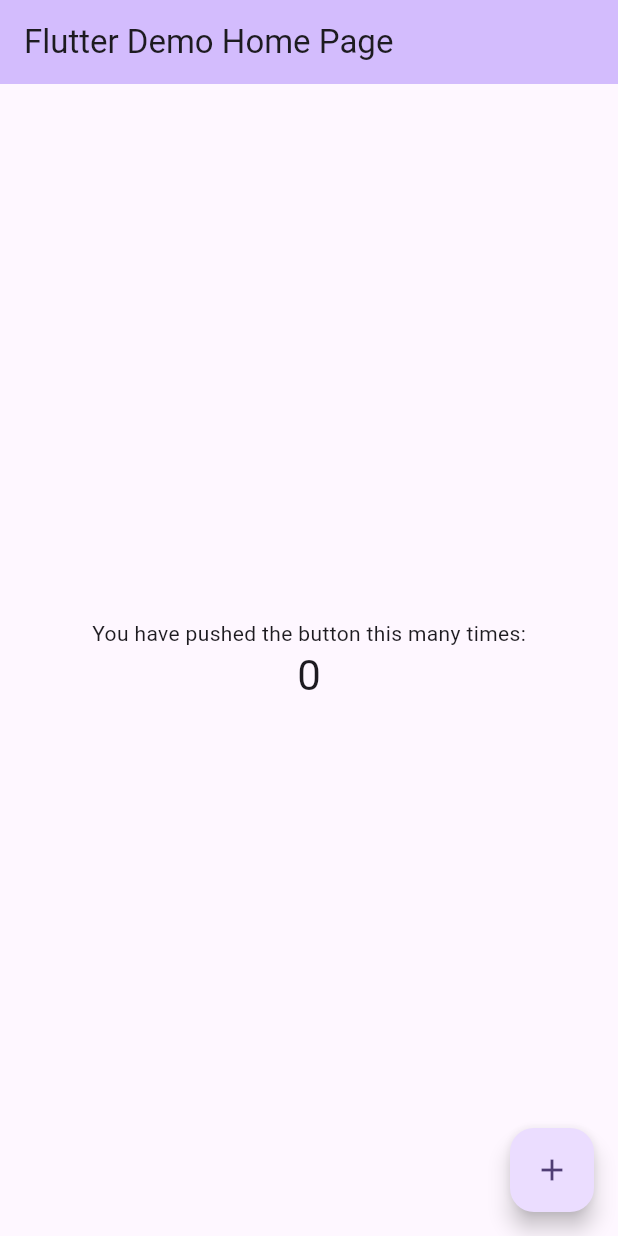
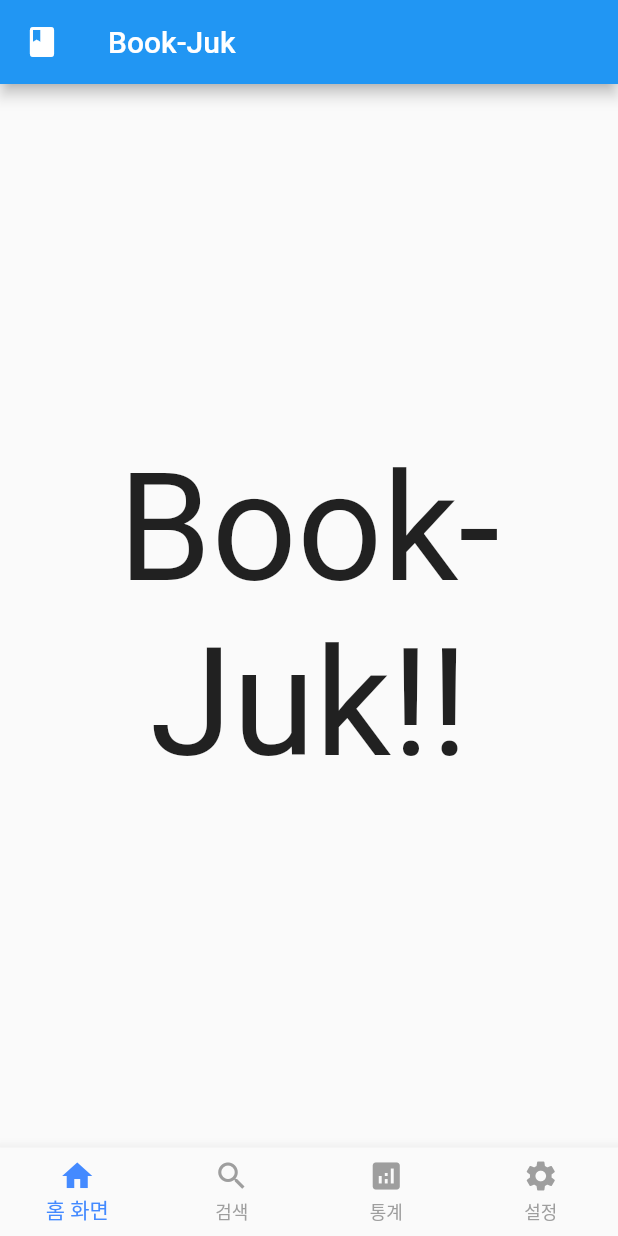
Before and after one commit to 2023-2-CAU-AI-MP-TeamProject/book_juk, a Flutter app: the screen it shows after launch, on a phone screen of 412 x 824 dp. Run offline on Flutter 3.47's test engine with Material 2 defaults, Android fonts, the phone set to English and light mode, and no system bars.

Commit message:
기본 UI 구현

```diff
--- a/lib/main.dart
+++ b/lib/main.dart
@@ -1,6 +1,7 @@
+// ignore_for_file: prefer_const_constructors, prefer_const_literals_to_create_immutables
+
 import 'package:flutter/material.dart';
-//서다연 이정민 이재인dkflkskldklfjlksdlkfsfljk
-//dfsadfasdfddddd
+
 void main() {
   runApp(const MyApp());
 }
@@ -13,56 +14,98 @@ class MyApp extends StatelessWidget {
     return MaterialApp(
       title: 'Flutter Demo',
       theme: ThemeData(
-        colorScheme: ColorScheme.fromSeed(seedColor: Colors.deepPurple),
-        useMaterial3: true,
+        primarySwatch: Colors.blue
       ),
-      home: const MyHomePage(title: 'Flutter Demo Home Page'),
+      routes: {
+        '/': (context) => Landing(),
+
+      }
     );
   }
 }
 
-class MyHomePage extends StatefulWidget {
-  const MyHomePage({super.key, required this.title});
-  final String title;
+class Landing extends StatefulWidget {
+  const Landing({super.key});
 
   @override
-  State<MyHomePage> createState() => _MyHomePageState();
+  State<Landing> createState() => _MyLanding();
 }
 
-class _MyHomePageState extends State<MyHomePage> {
-  int _counter = 0;
-
-  void _incrementCounter() {
-    setState(() {
-      _counter++;
-    });
-  }
+class _MyLanding extends State<Landing> {
+  int _selectedIndex = 0;
 
   @override
   Widget build(BuildContext context) {
+    void _onItemTapped(int index) {
+      setState(() {
+        _selectedIndex = index;
+      });
+    }
+
+    List<Text> texts = [
+      Text(
+        "Book-Juk!!",
+        style: TextStyle(
+          fontSize: 100
+        ),
+        textAlign: TextAlign.center,
+      ),
+      Text(
+        "Search!!!!!!",
+        style: TextStyle(
+          fontSize: 100
+        ),
+        textAlign: TextAlign.center,
+      ),
+      Text(
+        "Analytics!!!!!!!!!!!!!!",
+        style: TextStyle(
+          fontSize: 100
+        ),
+        textAlign: TextAlign.center,
+      ),
+      Text(
+        "SEEEEEEEEEETTTTTTTTTTTTTTTTTINGSSSSSSSSS!!!!!!!",
+        style: TextStyle(
+          fontSize: 100
+        ),
+        textAlign: TextAlign.center,
+      )
+    ];
+
     return Scaffold(
       appBar: AppBar(
-        backgroundColor: Theme.of(context).colorScheme.inversePrimary,
-        title: Text(widget.title),
+        title: Text("Book-Juk"),
+        leading: Icon(Icons.book),
       ),
-      body: Center(
-        child: Column(
-          mainAxisAlignment: MainAxisAlignment.center,
-          children: <Widget>[
-            const Text(
-              'You have pushed the button this many times:',
-            ),
-            Text(
-              '$_counter',
-              style: Theme.of(context).textTheme.headlineMedium,
-            ),
-          ],
-        ),
+      body: Align(
+        alignment: Alignment.center,
+        child: texts[_selectedIndex]
       ),
-      floatingActionButton: FloatingActionButton(
-        onPressed: _incrementCounter,
-        tooltip: 'Increment',
-        child: const Icon(Icons.add),
+      bottomNavigationBar: BottomNavigationBar(
+        items: <BottomNavigationBarItem>[
+          BottomNavigationBarItem(
+            icon: Icon(Icons.home),
+            label: "홈 화면"
+          ),
+          BottomNavigationBarItem(
+            icon: Icon(Icons.search),
+            label: "검색"
+          ),
+          BottomNavigationBarItem(
+            icon: Icon(Icons.analytics),
+            label: "통계"
+          ),
+          BottomNavigationBarItem(
+            icon: Icon(Icons.settings),
+            label: "설정"
+          )
+        ],
+        currentIndex: _selectedIndex,
+        selectedItemColor: Colors.blueAccent,
+        unselectedItemColor: Colors.grey,
+        type: BottomNavigationBarType.fixed,
+        onTap: _onItemTapped
       ),
     );
   }
```
